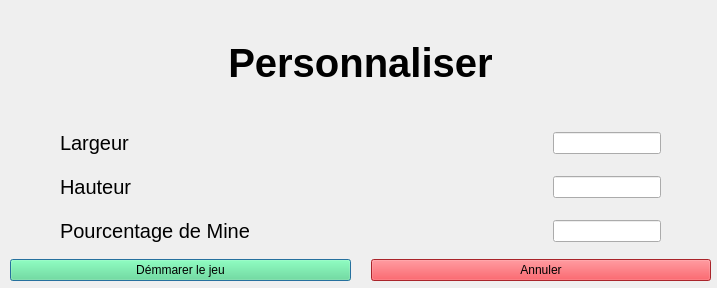
First picture: the form in free_difficulty.ui, repository chevalierthomas/Demineur, before the edit.
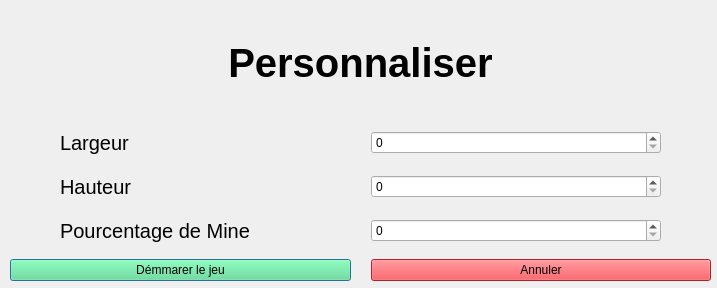
Second picture: the form after the edit.

Diff of the .ui file:
```diff
--- a/free_difficulty.ui
+++ b/free_difficulty.ui
@@ -28,7 +28,6 @@
       <property name="font">
        <font>
         <pointsize>30</pointsize>
-        <weight>75</weight>
         <bold>true</bold>
        </font>
       </property>
@@ -57,6 +56,18 @@
       <property name="spacing">
        <number>20</number>
       </property>
+      <item row="1" column="0">
+       <widget class="QLabel" name="label_3">
+        <property name="font">
+         <font>
+          <pointsize>15</pointsize>
+         </font>
+        </property>
+        <property name="text">
+         <string>Hauteur</string>
+        </property>
+       </widget>
+      </item>
       <item row="0" column="0">
        <widget class="QLabel" name="label_2">
         <property name="font">
@@ -69,35 +80,6 @@
         </property>
        </widget>
       </item>
-      <item row="1" column="1">
-       <widget class="QLineEdit" name="hauteur_input">
-        <property name="sizePolicy">
-         <sizepolicy hsizetype="Fixed" vsizetype="Fixed">
-          <horstretch>0</horstretch>
-          <verstretch>0</verstretch>
-         </sizepolicy>
-        </property>
-       </widget>
-      </item>
-      <item row="0" column="1">
-       <widget class="QLineEdit" name="largeur_input">
-        <property name="enabled">
-         <bool>true</bool>
-        </property>
-        <property name="sizePolicy">
-         <sizepolicy hsizetype="Fixed" vsizetype="Fixed">
-          <horstretch>0</horstretch>
-          <verstretch>0</verstretch>
-         </sizepolicy>
-        </property>
-        <property name="inputMethodHints">
-         <set>Qt::ImhDigitsOnly</set>
-        </property>
-        <property name="text">
-         <string/>
-        </property>
-       </widget>
-      </item>
       <item row="2" column="0">
        <widget class="QLabel" name="label_4">
         <property name="font">
@@ -111,26 +93,13 @@
        </widget>
       </item>
       <item row="2" column="1">
-       <widget class="QLineEdit" name="pourcentage_input">
-        <property name="sizePolicy">
-         <sizepolicy hsizetype="Fixed" vsizetype="Fixed">
-          <horstretch>0</horstretch>
-          <verstretch>0</verstretch>
-         </sizepolicy>
-        </property>
-       </widget>
+       <widget class="QSpinBox" name="pourcentage_input"/>
       </item>
-      <item row="1" column="0">
-       <widget class="QLabel" name="label_3">
-        <property name="font">
-         <font>
-          <pointsize>15</pointsize>
-         </font>
-        </property>
-        <property name="text">
-         <string>Hauteur</string>
-        </property>
-       </widget>
+      <item row="0" column="1">
+       <widget class="QSpinBox" name="largeur_input"/>
+      </item>
+      <item row="1" column="1">
+       <widget class="QSpinBox" name="hauteur_input"/>
       </item>
      </layout>
     </item>
```
